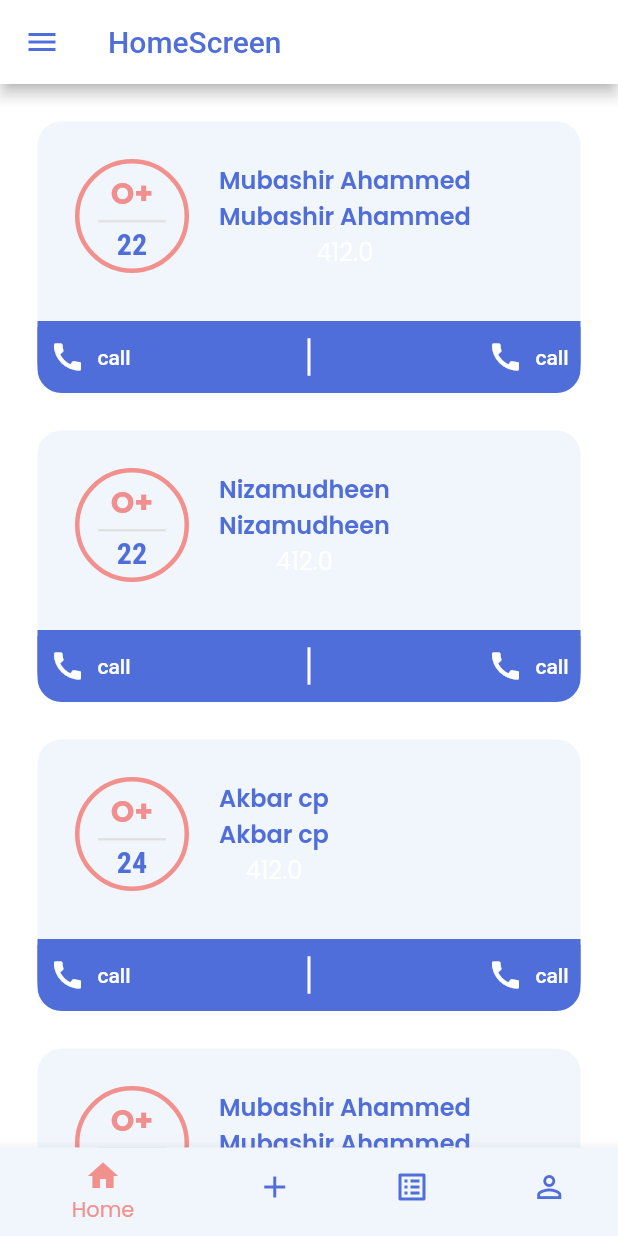
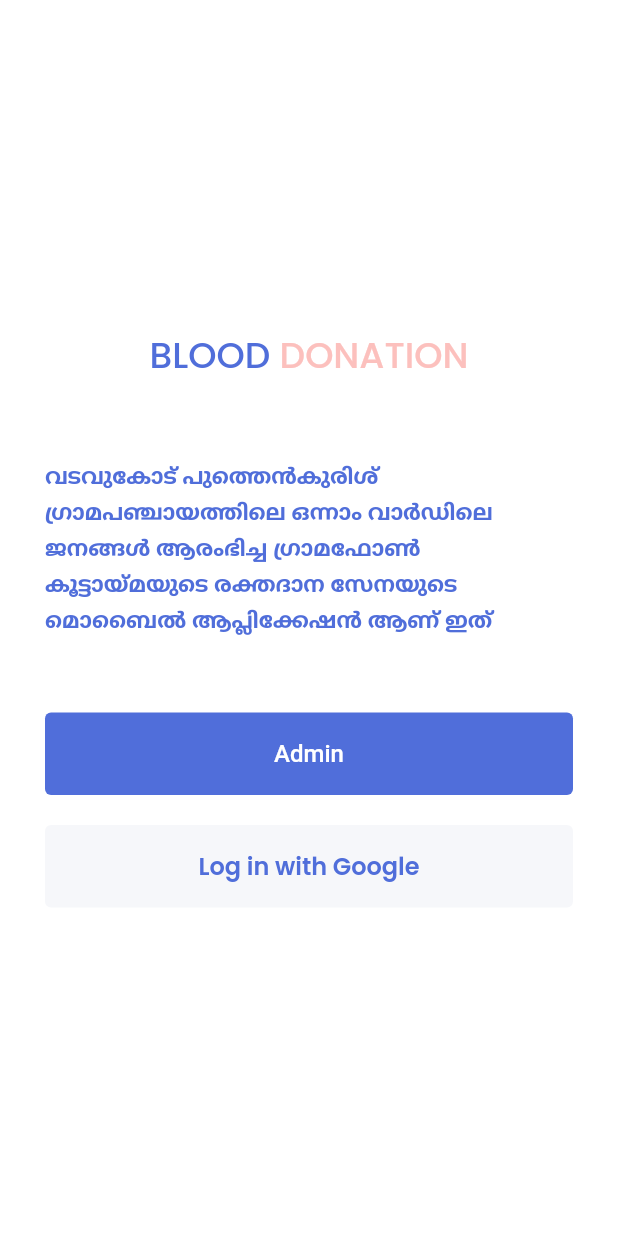
Before and after one commit to mubashirspam/blood_donation_app, a Flutter app: the screen it shows after launch, on a phone screen of 412 x 824 dp. Run offline on Flutter 3.47's test engine with Material 2 defaults, Android fonts, the light colour scheme and no system bars; our stand-ins replace firebase_auth, firebase_core, google_sign_in; accounts and stored records are empty.

Commit message:
night_commit_for_arun

```diff
--- a/lib/main.dart
+++ b/lib/main.dart
@@ -1,6 +1,9 @@
 import 'package:blood_donation/screens/add_details_screen.dart';
+import 'package:blood_donation/services/constants.dart';
+import 'package:blood_donation/services/googleSignIn.dart';
 
 import './screens/tab_screen_dart.dart';
+import './services/route.dart' as route;
 
 import './screens/home_screen.dart';
 import 'package:flutter/material.dart';
@@ -71,12 +74,15 @@ class MyApp extends StatelessWidget {
             ),
         canvasColor: Color(0xfff1f5fc),
       ),
-      initialRoute: '/',
-      routes: {
-        '/': (ctx) => TabScreen(),
-        HomeScreen.routName: (ctx) => HomeScreen(),
-        AddDetailsScreen.routName: (ctx) => AddDetailsScreen(),
-      },
+      // initialRoute: '/',
+      // routes: {
+      //   '/': (ctx) => TabScreen(),
+      //   HomeScreen.routName: (ctx) => HomeScreen(),
+      //   AddDetailsScreen.routName: (ctx) => AddDetailsScreen(),
+      // },
+
+      onGenerateRoute: route.controller,
+      initialRoute: route.loginPage,
     );
   }
 }
--- a/lib/screens/home_screen.dart
+++ b/lib/screens/home_screen.dart
@@ -3,7 +3,7 @@ import 'package:blood_donation/widgets/blood_card_item.dart';
 import 'package:flutter/material.dart';
 
 class HomeScreen extends StatelessWidget {
-  static final routName = '/home_screen';
+
   @override
   Widget build(BuildContext context) {
     return Scaffold(
--- a/lib/screens/login_screen.dart
+++ b/lib/screens/login_screen.dart
@@ -1,5 +1,9 @@
 import 'package:blood_donation/screens/home_screen.dart';
+import 'package:blood_donation/services/constants.dart';
+import 'package:blood_donation/services/googleSignIn.dart';
+import 'package:firebase_auth/firebase_auth.dart';
 import 'package:flutter/material.dart';
+import '/services/route.dart' as route;
 
 class LoginScreen extends StatefulWidget {
   const LoginScreen({Key? key}) : super(key: key);
@@ -9,6 +13,43 @@ class LoginScreen extends StatefulWidget {
 }
 
 class _LoginScreenState extends State<LoginScreen> {
+  @override
+  Widget build(BuildContext context) {
+    return Scaffold(
+      body: Container(
+        color: Colors.white,
+        child: Center(
+          child: FutureBuilder(
+            future: Authentication.initializeFirebase(context: context),
+            builder: (context, snapshot) {
+              if (snapshot.hasError) {
+                return Text('Error initializing Firebase');
+              } else if (snapshot.connectionState == ConnectionState.done) {
+                return LoginUi();
+              }
+              return CircularProgressIndicator(
+                valueColor: AlwaysStoppedAnimation<Color>(
+                  CustomColors.firebaseOrange,
+                ),
+              );
+            },
+          ),
+        ),
+      ),
+    );
+  }
+}
+
+class LoginUi extends StatefulWidget {
+  const LoginUi({ Key? key }) : super(key: key);
+
+  @override
+  _LoginUiState createState() => _LoginUiState();
+}
+
+class _LoginUiState extends State<LoginUi> {
+
+  bool _isSigningIn = false;
   @override
   Widget build(BuildContext context) {
     return Scaffold(
@@ -48,7 +89,7 @@ class _LoginScreenState extends State<LoginScreen> {
             ),
             TextButton(
               onPressed: () {
-                Navigator.of(context).pushNamed(HomeScreen.routName);
+                Navigator.of(context).pushNamed(route.homePage);
               },
               child: Text(
                 'Admin',
@@ -62,7 +103,26 @@ class _LoginScreenState extends State<LoginScreen> {
               height: 20,
             ),
             TextButton(
-              onPressed: () {},
+              onPressed: () async {
+                setState(() {
+                  _isSigningIn = true;
+                });
+
+                User? user =
+                    await Authentication.signInWithGoogle(context: context);
+
+                setState(() {
+                  _isSigningIn = false;
+                });
+
+                if (user != null) {
+                  Navigator.of(context).pushNamed(route.homePage);
+                }
+
+                setState(() {
+                  _isSigningIn = false;
+                });
+              },
               child: Text(
                 'Log in with Google',
                 style: Theme.of(context).textTheme.headline2,
--- a/lib/screens/tab_screen_dart.dart
+++ b/lib/screens/tab_screen_dart.dart
@@ -2,10 +2,13 @@ import 'package:blood_donation/screens/add_details_screen.dart';
 import 'package:blood_donation/screens/home_screen.dart';
 import 'package:blood_donation/screens/profile_screen.dart';
 import 'package:blood_donation/screens/status_screen.dart';
+import 'package:blood_donation/widgets/drwawer.dart';
+import 'package:firebase_auth/firebase_auth.dart';
 import 'package:flutter/material.dart';
 
 class TabScreen extends StatefulWidget {
-  const TabScreen({Key? key}) : super(key: key);
+
+   TabScreen({Key? key }) : super(key: key );
 
   @override
   _TabScreenState createState() => _TabScreenState();
@@ -40,9 +43,10 @@ class _TabScreenState extends State<TabScreen> {
   @override
   Widget build(BuildContext context) {
     return Scaffold(
+      drawer: Option(),
       body: _pages[_selectedIndex]['page'] as Widget,
       appBar: AppBar(
-        leading: Icon(Icons.menu_outlined),
+        // leading: Icon(Icons.menu_outlined),
         title: Text(_pages[_selectedIndex]['title'] as String),
       ),
       bottomNavigationBar: BottomNavigationBar(
--- /dev/null
+++ b/lib/services/constants.dart
@@ -0,0 +1,10 @@
+import 'package:flutter/material.dart';
+
+class CustomColors {
+  static final Color firebaseNavy = Color(0xFF2C384A);
+  static final Color firebaseOrange = Color(0xFFF57C00);
+  static final Color firebaseAmber = Color(0xFFFFA000);
+  static final Color firebaseYellow = Color(0xFFFFCA28);
+  static final Color firebaseGrey = Color(0xFFECEFF1);
+  static final Color googleBackground = Color(0xFF4285F4);
+}
--- /dev/null
+++ b/lib/services/route.dart
@@ -0,0 +1,22 @@
+
+
+
+import 'package:blood_donation/screens/home_screen.dart';
+import 'package:blood_donation/screens/login_screen.dart';
+import 'package:blood_donation/screens/tab_screen_dart.dart';
+import 'package:flutter/material.dart';
+
+const String loginPage = 'login';
+const String homePage = 'home';
+
+Route<dynamic> controller(RouteSettings settings) {
+  switch (settings.name) {
+    case loginPage:
+      return MaterialPageRoute(builder: (context) => LoginScreen());
+    case homePage:
+      return MaterialPageRoute(builder: (context) => TabScreen());
+    default:
+      return MaterialPageRoute(builder: (context) => LoginScreen());
+  }
+
+}
```
Also changed, not shown: lib/screens/aboutUs.dart (added, +36 -0 lines), lib/screens/settings_screen.dart (+5 -3 lines), lib/services/googleSignIn.dart (added, +95 -0 lines), lib/services/utls.dart (added, +14 -0 lines), lib/widgets/drwawer.dart (added, +136 -0 lines), pubspec.yaml (+7 -0 lines), pubspec.lock.
